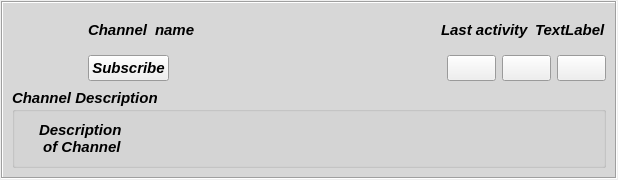
This is retroshare-gui/src/gui/feeds/GxsChannelGroupItem.ui in RetroShare/RetroShare as Qt 5 draws it before an edit. The edited form follows.
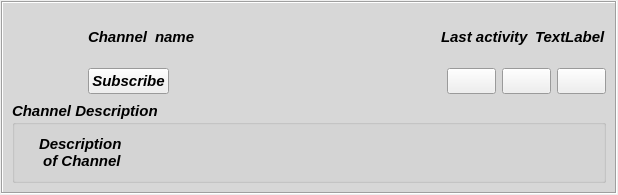
This is the edited form. Icons and pictures are not drawn.

What changed in the file:
```diff
--- a/retroshare-gui/src/gui/feeds/GxsChannelGroupItem.ui
+++ b/retroshare-gui/src/gui/feeds/GxsChannelGroupItem.ui
@@ -7,7 +7,7 @@
     <x>0</x>
     <y>0</y>
     <width>618</width>
-    <height>176</height>
+    <height>195</height>
    </rect>
   </property>
   <property name="font">
@@ -179,7 +179,6 @@
             </property>
             <property name="font">
              <font>
-              <pointsize>11</pointsize>
               <weight>75</weight>
               <italic>true</italic>
               <bold>true</bold>
@@ -194,7 +193,6 @@
            <widget class="QLabel" name="nameLabel">
             <property name="font">
              <font>
-              <pointsize>11</pointsize>
               <weight>75</weight>
               <italic>true</italic>
               <bold>true</bold>
```
